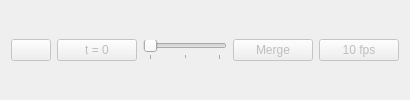
Above: pimsviewer/dimension.ui from soft-matter/pimsviewer before the change. Below: the same form after it.
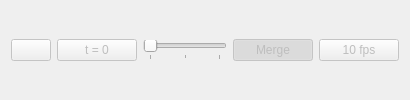
That is the form after the change.

What changed in the file:
```diff
--- a/pimsviewer/dimension.ui
+++ b/pimsviewer/dimension.ui
@@ -72,7 +72,7 @@
        <bool>true</bool>
       </property>
       <property name="checked">
-       <bool>false</bool>
+       <bool>true</bool>
       </property>
      </widget>
     </item>
```
